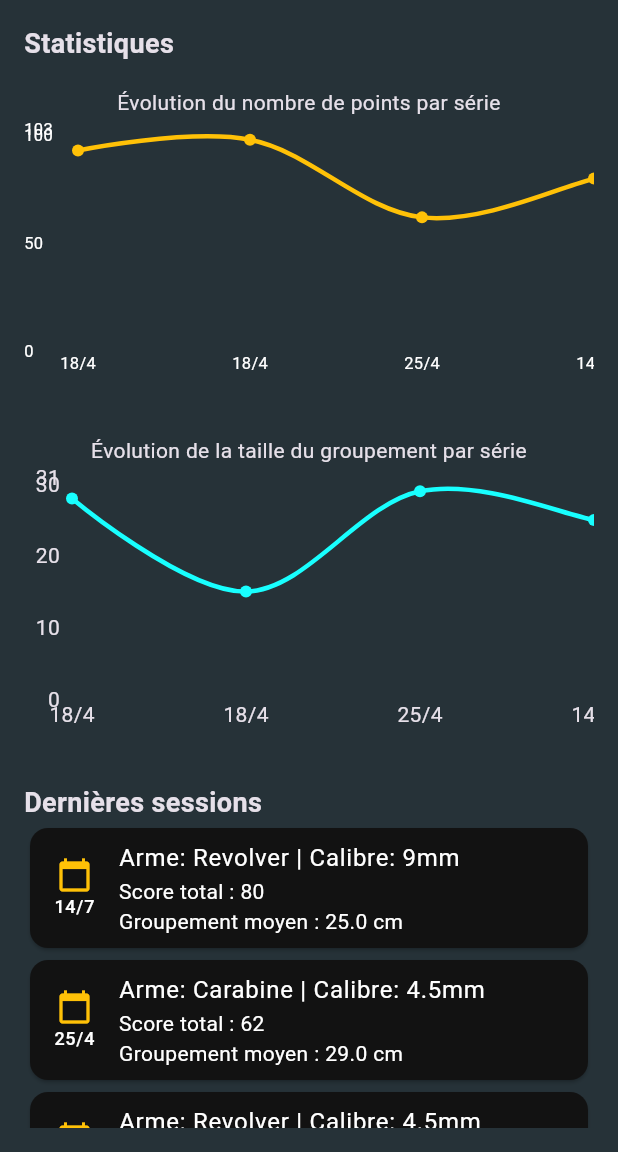
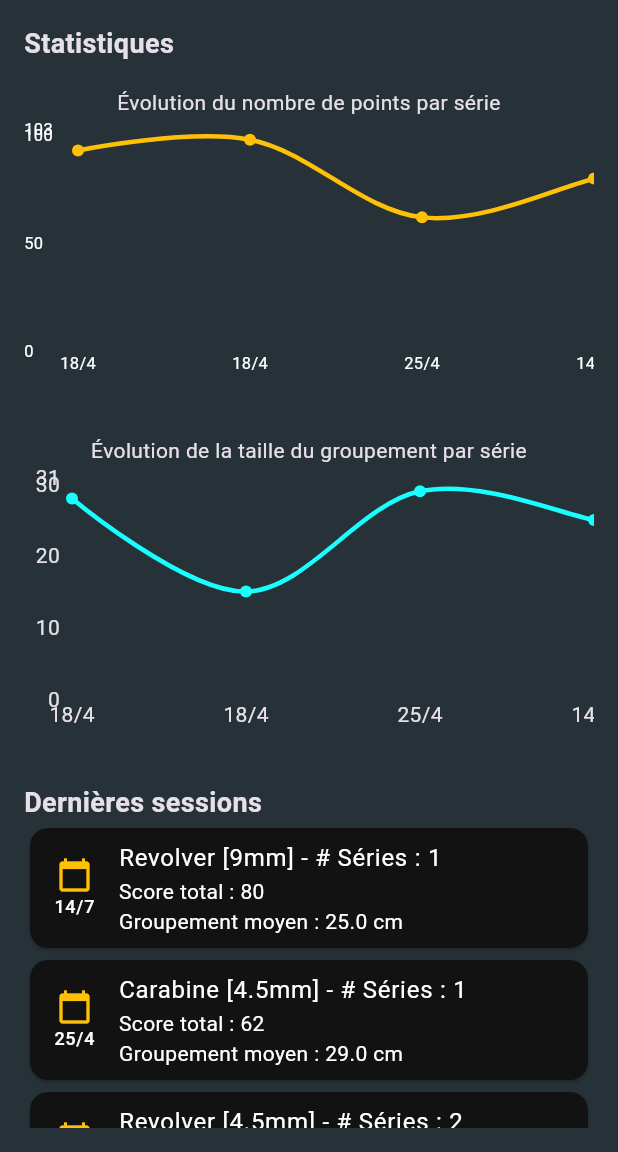
Before and after one commit to clementseguy/FFTir-MyCoach, a Flutter app: the screen it shows after launch, after a tap on the "bolt" icon, on a phone screen of 412 x 824 dp, the part 84-1236 px from its top. Run offline on Flutter 3.47's test engine with Material 3 defaults, Android fonts, the phone set to English and light mode, and no system bars; drawn by our look-alikes of fl_chart; our stand-ins replace hive, hive_flutter, sqflite; accounts and stored records are empty.

Commit message:
SessionCard : format du titre = ARME [CALIBRE] - # Séries : x

```diff
--- a/lib/widgets/session_card.dart
+++ b/lib/widgets/session_card.dart
@@ -4,7 +4,8 @@ class SessionCard extends StatelessWidget {
   final Map<String, dynamic> session;
   final List<dynamic> series;
   final VoidCallback? onTap;
-  const SessionCard({required this.session, required this.series, this.onTap, super.key});
+  final VoidCallback? onDelete;
+  const SessionCard({required this.session, required this.series, this.onTap, this.onDelete, super.key});
 
   @override
   Widget build(BuildContext context) {
@@ -24,7 +25,7 @@ class SessionCard extends StatelessWidget {
             Text('${date.day}/${date.month}', style: TextStyle(fontSize: 12)),
           ],
         ),
-        title: Text('Arme: ${session['weapon']} | Calibre: ${session['caliber']}'),
+  title: Text('${session['weapon']} [${session['caliber']}] - # Séries : ${series.length}'),
         subtitle: Column(
           crossAxisAlignment: CrossAxisAlignment.start,
           children: [
@@ -32,6 +33,12 @@ class SessionCard extends StatelessWidget {
             Text('Groupement moyen : ${avgGroup.toStringAsFixed(1)} cm'),
           ],
         ),
+        trailing: onDelete != null
+            ? IconButton(
+                icon: Icon(Icons.delete, color: Colors.red),
+                onPressed: onDelete,
+              )
+            : null,
         onTap: onTap,
       ),
     );
```
